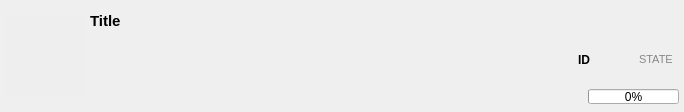
Above: src/ui/DownloadItem.ui from gyuha/wolf-catcher before the change. Below: the same form after it.
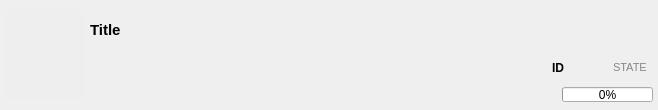
That is the form after the change. Icons and pictures are not drawn.

The edit to the form file:
```diff
--- a/src/ui/DownloadItem.ui
+++ b/src/ui/DownloadItem.ui
@@ -6,8 +6,8 @@
    <rect>
     <x>0</x>
     <y>0</y>
-    <width>684</width>
-    <height>112</height>
+    <width>658</width>
+    <height>110</height>
    </rect>
   </property>
   <property name="windowTitle">
@@ -37,13 +37,13 @@
      <property name="minimumSize">
       <size>
        <width>80</width>
-       <height>80</height>
+       <height>90</height>
       </size>
      </property>
      <property name="maximumSize">
       <size>
        <width>80</width>
-       <height>80</height>
+       <height>90</height>
       </size>
      </property>
      <property name="autoFillBackground">
@@ -68,7 +68,7 @@
       <number>5</number>
      </property>
      <item>
-      <layout class="QHBoxLayout" name="horizontalLayout_2" stretch="1,0,0,0">
+      <layout class="QHBoxLayout" name="horizontalLayout_2" stretch="1,0,0,0,0">
        <property name="sizeConstraint">
         <enum>QLayout::SetDefaultConstraint</enum>
        </property>
@@ -83,7 +83,7 @@
          <property name="minimumSize">
           <size>
            <width>0</width>
-           <height>0</height>
+           <height>40</height>
           </size>
          </property>
          <property name="font">
```
Left out of the diff: 17 changed lines with no effect on the pictures.
